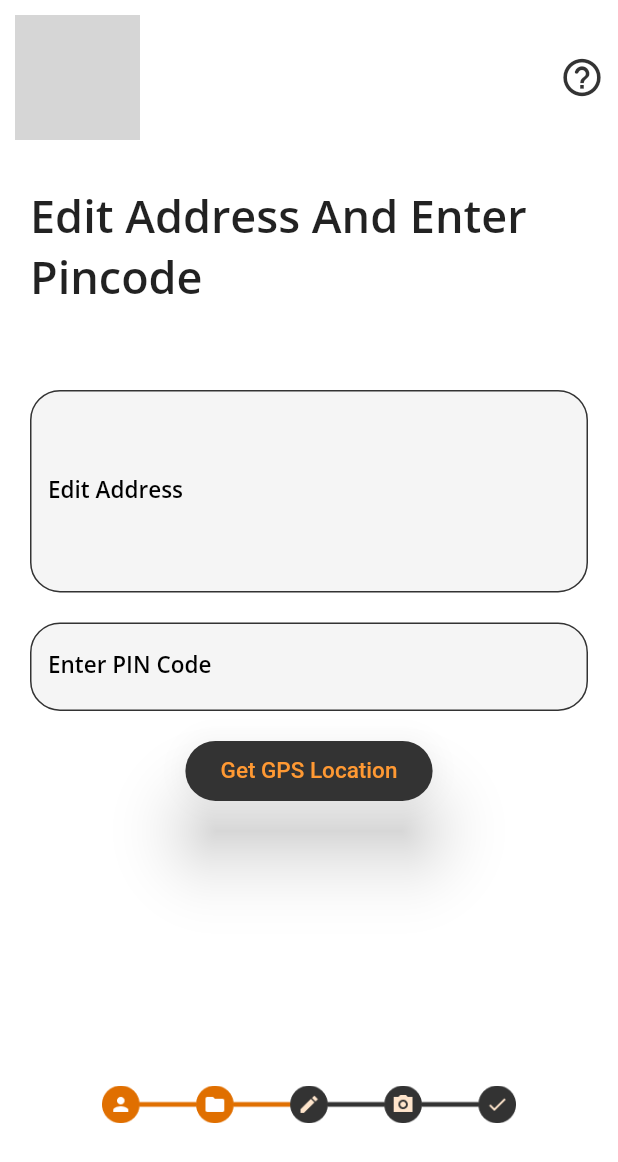
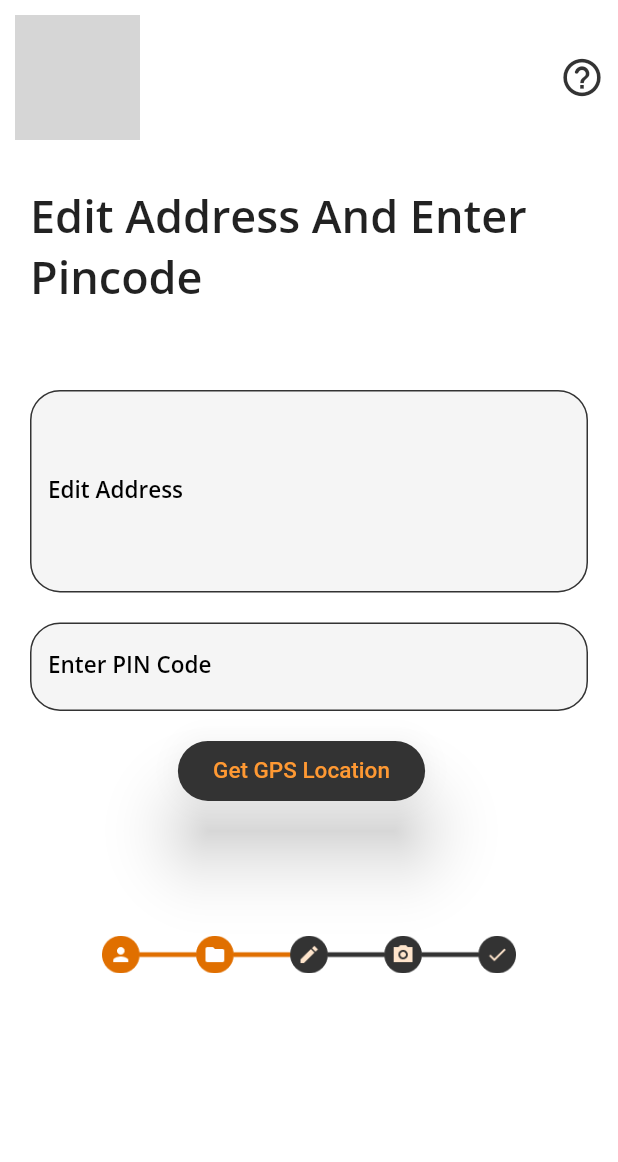
Before and after one commit to Aficionado45/Aadhaar_Address_Update, a Flutter app: the editForm screen opened by its route, on a phone screen of 412 x 824 dp. Shown: the top 1162 px of the screen. Run offline on Flutter 3.47's test engine with Material 2 defaults, Android fonts, the phone set to English and light mode, and no system bars; our stand-ins replace cloud_firestore, firebase_core, firebase_storage, image_cropper, image_picker, local_auth and 3 more; missing offline and left inert: firebase_ml_vision, geocoder; accounts and stored records are empty; network calls fail; statements that could not run were skipped; project files that could hold a hidden picture were left out; grey boxes are pictures that could not be loaded.

Commit message:
UI Fixes

```diff
--- a/lib/main.dart
+++ b/lib/main.dart
@@ -1,5 +1,6 @@
 import 'package:aadhaar_address/screens/biometric.dart';
 import 'package:aadhaar_address/screens/recipt.dart';
+import 'package:aadhaar_address/utils/constans.dart';
 import 'package:flutter/material.dart';
 import 'package:firebase_core/firebase_core.dart';
 import 'screens/welcome.dart';
@@ -47,6 +48,8 @@ class _MyAppState extends State<MyApp> {
         'recipt': (context) => recipt(),
         'biometric': (context) => biometric(),
       },
+      theme: ThemeData(
+          dividerTheme: DividerThemeData(color: kButton, thickness: 2)),
     );
   }
 }
--- a/lib/screens/editable_form.dart
+++ b/lib/screens/editable_form.dart
@@ -224,11 +224,14 @@ class _editFormState extends State<editForm> {
                             ),
                           ),
                         ),
-                        // SizedBox(
-                        //   width: 10,
-                        // ),
+                        SizedBox(
+                          width: 10,
+                        ),
                         if (state == AppState.comparedlocation)
-                          Container(
+                          Material(
+                            elevation: 20,
+                            borderRadius: BorderRadius.all(Radius.circular(20)),
+                            child: Container(
                               decoration: BoxDecoration(
                                 color: kButton,
                                 borderRadius:
@@ -254,6 +257,7 @@ class _editFormState extends State<editForm> {
                                 ),
                               ),
                             ),
+                          ),
                       ],
                     ),
                     if (state == AppState.comparedlocation)
@@ -261,7 +265,10 @@ class _editFormState extends State<editForm> {
                         height: 10,
                       ),
                     if (state == AppState.comparedlocation)
-                      Container(
+                      Material(
+                        elevation: 20,
+                        borderRadius: BorderRadius.all(Radius.circular(20)),
+                        child: Container(
                           decoration: BoxDecoration(
                             color: kButton,
                             borderRadius: BorderRadius.all(Radius.circular(20)),
@@ -285,34 +292,53 @@ class _editFormState extends State<editForm> {
                             ),
                           ),
                         ),
+                      ),
                     if (state == AppState.comparedlocation)
+                      SizedBox(
+                        height: 15,
+                      ),
+                    if (_distanceinmeters != null)
+                      Text("Discrepancy: $_distanceinmeters meters",
+                          textAlign: TextAlign.center,
+                          style: TextStyle(
+                              fontSize: 15,
+                              fontFamily: "Open Sans",
+                              fontWeight: FontWeight.w600,
+                              color: Colors.red)),
                     SizedBox(
                       height: 10,
                     ),
-                    if (_distanceinmeters != null)
-                      Text(
-                        "Discrepancy: $_distanceinmeters meters",
-                        textAlign: TextAlign.center,
-                      ),
                     if (state == AppState.unsuccessful &&
-                        _distanceinmeters > 300)
+                        _distanceinmeters > 900)
                       Text(
                           "The Distance between the address you edited in the textfield and the address otained from GPS is more than 1000 metres. Reset and try again",
                           textAlign: TextAlign.center,
-                      ),
+                          style: TextStyle(
+                              fontSize: 15,
+                              fontFamily: "Open Sans",
+                              fontWeight: FontWeight.w600,
+                              color: Colors.red)),
                     if (state == AppState.unsuccessful &&
-                        _distanceinmeters2 > 300)
+                        _distanceinmeters2 > 900)
                       Text(
                           "The Distance between the address received from OCR extraction and the address otained from GPS is more than 300 metres. Reset and try again",
                           textAlign: TextAlign.center,
-                      ),
+                          style: TextStyle(
+                              fontSize: 15,
+                              fontFamily: "Open Sans",
+                              fontWeight: FontWeight.w600,
+                              color: Colors.red)),
                     if (state == AppState.comparedlocation)
                       Text(
                           "Location verified using GPS. Now you can confirm the address and proceed",
                           textAlign: TextAlign.center,
-                      ),
+                          style: TextStyle(
+                              fontSize: 15,
+                              fontFamily: "Open Sans",
+                              fontWeight: FontWeight.w600,
+                              color: Color(0xff333333))),
                     SizedBox(
-                      height: MediaQuery.of(context).size.height / 5,
+                      height: MediaQuery.of(context).size.height / 15,
                     ),
                     Padding(
                       padding: EdgeInsets.all(25),
```
Also changed, not shown: lib/screens/confirm_address.dart (+17 -20 lines), lib/screens/confirmation.dart (+114 -128 lines). Lines whose indentation alone changed are shown as unchanged.
